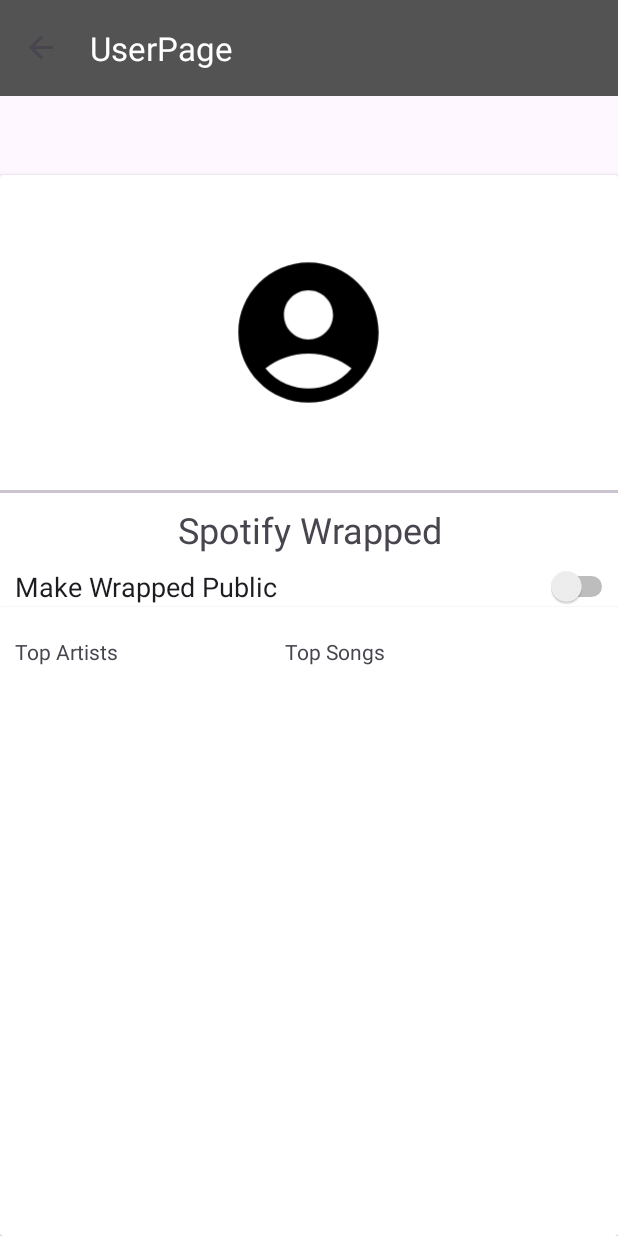
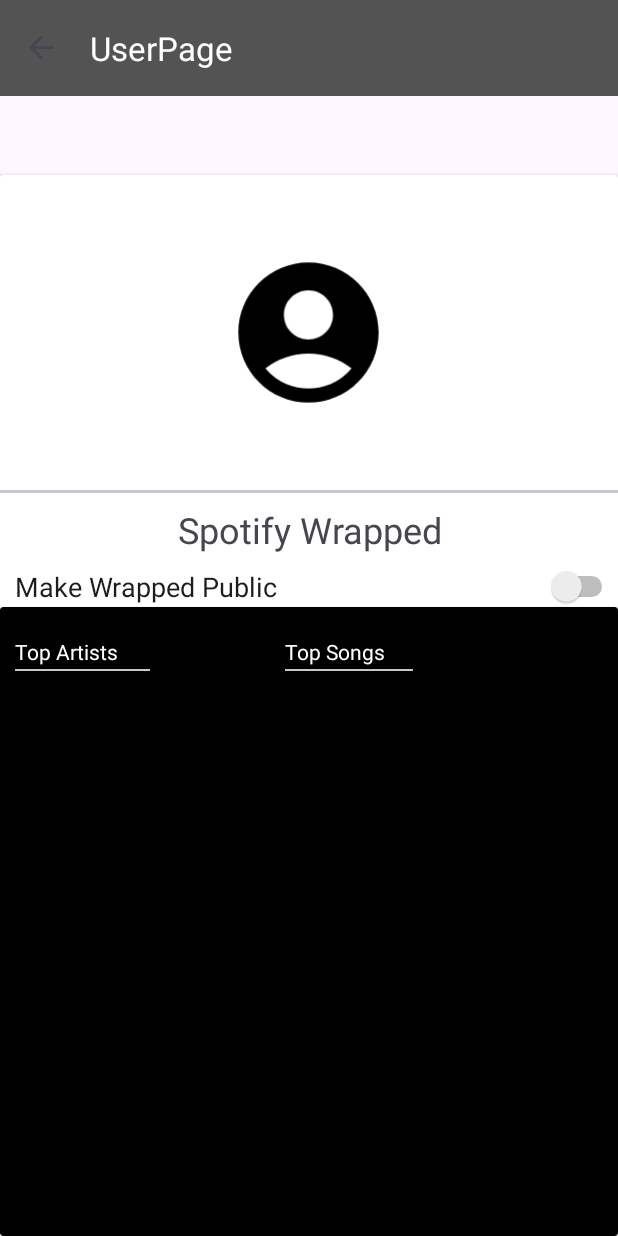
Before and after one commit to lakimapturn/SpotifyWrapped, an Android app: the UserPage screen opened through its navigation route, on a phone screen of 412 x 824 dp. Run offline under Robolectric (Android 15) with nearby library versions, the phone set to English and light mode, and no system bars; our stand-ins replace Firebase (no records; nobody signed in at launch, a user with empty details on screens opened directly), navigation-ui; libraries missing offline, so code that uses them is left out: com.spotify.sdk; 7 statements that could not run were skipped.

Commit message:
improved UI

```diff
--- a/app/src/main/java/com/example/spotifywrapped/EditAccount.java
+++ b/app/src/main/java/com/example/spotifywrapped/EditAccount.java
@@ -90,6 +90,7 @@ public class EditAccount extends Fragment {
         if (!TextUtils.isEmpty(username)) {
             FirebaseUser currentUser = mAuth.getCurrentUser();
             if (currentUser != null) {
+
                 currentUser.verifyBeforeUpdateEmail(username)
                     .addOnCompleteListener(
                         (@NonNull Task<Void> task) -> {
@@ -107,7 +108,8 @@ public class EditAccount extends Fragment {
             if (TextUtils.isEmpty(pwd)) {
                 NavHostFragment.findNavController(this).navigate(R.id.accountInfo);
             }
-        } if (!TextUtils.isEmpty(pwd)) {
+        }
+        if (!TextUtils.isEmpty(pwd)) {
             FirebaseUser user = FirebaseAuth.getInstance().getCurrentUser();
 
             if (user != null) {
--- a/app/src/main/java/com/example/spotifywrapped/UserPage/UserPage.java
+++ b/app/src/main/java/com/example/spotifywrapped/UserPage/UserPage.java
@@ -1,5 +1,6 @@
 package com.example.spotifywrapped.UserPage;
 
+import android.graphics.Color;
 import android.os.Bundle;
 import android.util.Log;
 import android.view.LayoutInflater;
@@ -7,6 +8,7 @@ import android.view.View;
 import android.view.ViewGroup;
 import android.widget.ArrayAdapter;
 import android.widget.CompoundButton;
+import android.widget.LinearLayout;
 import android.widget.ListView;
 import android.widget.Switch;
 import android.widget.TextView;
@@ -21,6 +23,8 @@ import com.example.spotifywrapped.Models.SpotifyWrapped;
 import com.example.spotifywrapped.R;
 import com.example.spotifywrapped.State.AppState;
 import com.google.firebase.auth.FirebaseAuth;
+
+import java.util.ArrayList;
 
 public class UserPage extends Fragment {
 
@@ -51,14 +55,45 @@ public class UserPage extends Fragment {
         TextView textView = view.findViewById(R.id.userpage_username);
         textView.setText(AppState.user.getUsername());
 
-        ListView topArtistsList = view.findViewById(R.id.top_artists_list);
-        ListView topSongsList = view.findViewById(R.id.top_songs_list);
+        spotifyWrapped = AppState.user.getSpotifyWrapped();
 
-        ArrayAdapter<String> topArtistsAdapter = new ArrayAdapter<>(view.getContext(), android.R.layout.simple_list_item_1, spotifyWrapped.getTopArtists());
-        topArtistsList.setAdapter(topArtistsAdapter);
-        ArrayAdapter<String> topSongsAdapter = new ArrayAdapter<>(view.getContext(), android.R.layout.simple_list_item_1, spotifyWrapped.getTopSongs());
-        topSongsList.setAdapter(topSongsAdapter);
+        ArrayList<String> topSongs = spotifyWrapped.getTopSongs();
+        ArrayList<String> topArtists = spotifyWrapped.getTopArtists();
 
+        LinearLayout songsLayout = view.findViewById(R.id.top_songs_container);
+        LinearLayout artistsLayout = view.findViewById(R.id.top_artists_container);
+
+        for (int i = 0; i < 5; i++) {
+            textView = new TextView(view.getContext());
+            textView.setLayoutParams(new LinearLayout.LayoutParams(
+                    LinearLayout.LayoutParams.WRAP_CONTENT,
+                    LinearLayout.LayoutParams.WRAP_CONTENT,
+                    1.0f
+            ));
+            textView.setTextColor(Color.WHITE);
+            textView.setPadding(20, 5, 20, 5);
+
+            if (i < topSongs.size()) {
+                textView.setText(String.format("%d) %s", i + 1, topSongs.get(i)));
+            }
+            songsLayout.addView(textView);
+
+            textView = new TextView(view.getContext());
+            textView.setLayoutParams(new LinearLayout.LayoutParams(
+                    LinearLayout.LayoutParams.WRAP_CONTENT,
+                    LinearLayout.LayoutParams.WRAP_CONTENT,
+                    1.0f
+            ));
+            textView.setTextColor(Color.WHITE);
+            textView.setPadding(20, 5, 20, 5);
+
+            if (i < topArtists.size()) {
+                textView.setText(String.format("%d) %s", i + 1, topArtists.get(i)));
+            }
+            artistsLayout.addView(textView);
+        }
+
+        // TODO: move this to the main page
         Helper.writeToFirebase(FirebaseAuth.getInstance().getUid());
 
     }
--- a/app/src/main/res/layout/community_page.xml
+++ b/app/src/main/res/layout/community_page.xml
@@ -8,9 +8,11 @@
 
     <TextView
         android:id="@+id/textView"
-        android:layout_width="wrap_content"
+        android:layout_width="match_parent"
         android:layout_height="wrap_content"
         android:text="Community"
+        android:textColor="@color/white"
+        android:textAlignment="center"
         android:textSize="28sp"
         app:layout_constraintBottom_toTopOf="@+id/list_view"
         app:layout_constraintEnd_toEndOf="parent"
--- /dev/null
+++ b/app/src/main/res/layout/example_view.xml
@@ -0,0 +1,6 @@
+<?xml version="1.0" encoding="utf-8"?>
+<androidx.constraintlayout.widget.ConstraintLayout xmlns:android="http://schemas.android.com/apk/res/android"
+    android:layout_width="match_parent"
+    android:layout_height="match_parent">
+
+</androidx.constraintlayout.widget.ConstraintLayout>
--- a/app/src/main/res/layout/spotify_wrapped_list_item.xml
+++ b/app/src/main/res/layout/spotify_wrapped_list_item.xml
@@ -3,12 +3,8 @@
     xmlns:app="http://schemas.android.com/apk/res-auto"
     xmlns:tools="http://schemas.android.com/tools"
     android:layout_width="match_parent"
-    android:layout_height="match_parent">
-
-    <LinearLayout
-        android:layout_width="match_parent"
     android:layout_height="match_parent"
-        android:orientation="vertical">
+    app:cardBackgroundColor="@color/black">
 
     <LinearLayout
         android:layout_width="match_parent"
@@ -18,43 +14,43 @@
         android:orientation="horizontal">
 
         <LinearLayout
+            android:id="@+id/top_artists_container"
             android:layout_width="180dp"
-                android:layout_height="match_parent"
+            android:layout_height="wrap_content"
             android:orientation="vertical">
 
             <TextView
                 android:id="@+id/top_artists_text"
                 android:layout_width="wrap_content"
                 android:layout_height="wrap_content"
-                    android:text="Top Artists" />
+                android:text="Top Artists"
+                android:textColor="@color/white" />
 
+            <com.google.android.material.divider.MaterialDivider
+                android:layout_width="90dp"
+                android:layout_height="1.5dp"
+                android:layout_marginVertical="2dp" />
 
-
-                <ListView
-                    android:id="@+id/top_artists_list"
-                    android:layout_width="match_parent"
-                    android:layout_height="match_parent" />
         </LinearLayout>
 
         <LinearLayout
+            android:id="@+id/top_songs_container"
             android:layout_width="match_parent"
-                android:layout_height="match_parent"
+            android:layout_height="wrap_content"
             android:orientation="vertical">
 
             <TextView
                 android:id="@+id/top_songs_text"
                 android:layout_width="wrap_content"
                 android:layout_height="wrap_content"
-                    android:text="Top Songs" />
+                android:text="Top Songs"
+                android:textColor="@color/white" />
 
-                <ListView
-                    android:id="@+id/top_songs_list"
-                    android:layout_width="match_parent"
-                    android:layout_height="match_parent" />
+            <com.google.android.material.divider.MaterialDivider
+                android:layout_width="85dp"
+                android:layout_height="1.5dp"
+                android:layout_marginVertical="2dp" />
 
         </LinearLayout>
     </LinearLayout>
-
-    </LinearLayout>
-
 </androidx.cardview.widget.CardView>
--- a/app/src/main/res/navigation/nav_graph.xml
+++ b/app/src/main/res/navigation/nav_graph.xml
@@ -70,16 +70,16 @@
         android:id="@+id/pastWrapped"
         android:name="com.example.spotifywrapped.PastWrapped"
         android:label="PastWrapped"
-        tools:layout="@layout/past_wrapped"/>
+        tools:layout="@layout/past_wrapped" />
     <fragment
         android:id="@+id/editAccount"
         android:name="com.example.spotifywrapped.EditAccount"
         android:label="EditAccount"
-        tools:layout="@layout/edit_account"/>
+        tools:layout="@layout/edit_account" />
     <fragment
         android:id="@+id/deleteAccount2"
         android:name="com.example.spotifywrapped.DeleteAccount"
         android:label="DeleteAccount"
-        tools:layout="@layout/delete_account"/>
+        tools:layout="@layout/delete_account" />
 
 </navigation>
```
Also changed, not shown: app/src/main/java/com/example/spotifywrapped/CommunityPage/Explore.java (+6 -3 lines), app/src/main/java/com/example/spotifywrapped/Components/ExplorePageListAdapter.java (+42 -8 lines), app/src/main/java/com/example/spotifywrapped/Components/SpotifyWrappedView.java (+39 -9 lines), app/src/main/java/com/example/spotifywrapped/Home.java (+64 -8 lines), app/src/main/java/com/example/spotifywrapped/Models/SpotifyObject.java (+6 -6 lines), app/src/main/java/com/example/spotifywrapped/Models/SpotifyWrapped.java (+5 -5 lines), app/src/main/res/layout/community_list_item.xml (+12 -5 lines), app/src/main/res/layout/home.xml (+34 -39 lines). Lines whose indentation alone changed are shown as unchanged.
